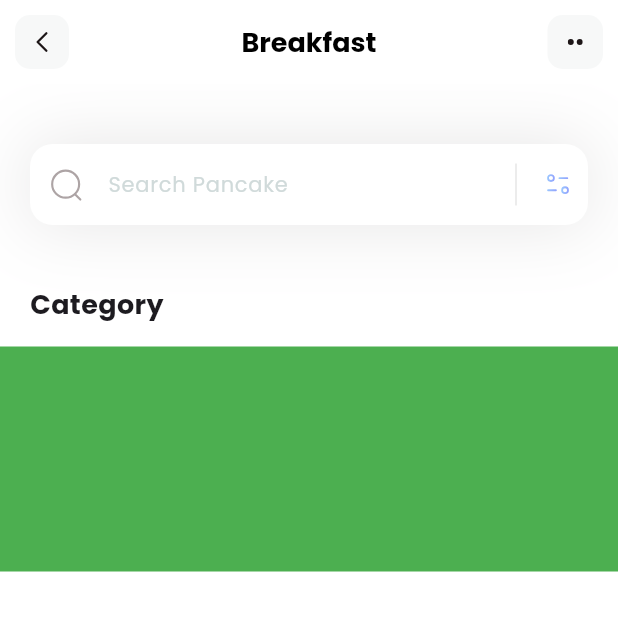
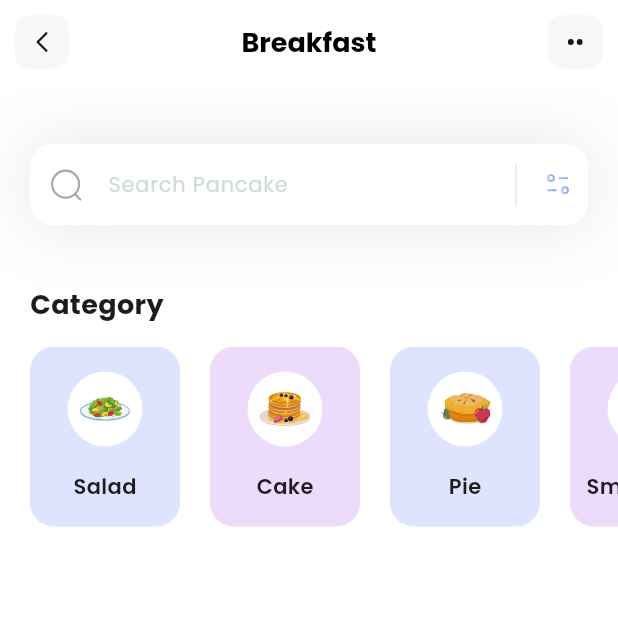
Before and after one commit to Delawit12/fitness, a Flutter app: the screen it shows after launch, on a phone screen of 412 x 824 dp, the top half of it. Run offline on Flutter 3.47's test engine with Material 3 defaults, Android fonts, the phone set to English and light mode, and no system bars; our stand-ins replace flutter_svg.

Commit message:
category section added

```diff
--- /dev/null
+++ b/lib/models/categoryModel.dart
@@ -0,0 +1,37 @@
+import 'package:flutter/material.dart';
+
+class CategoryModel {
+  String name;
+  String iconPath;
+  Color boxColor;
+
+  CategoryModel(
+      {required this.name, required this.iconPath, required this.boxColor});
+
+// a method that return list of items
+  static List<CategoryModel> getCategories() {
+    List<CategoryModel> categories = [];
+
+    categories.add(CategoryModel(
+        name: 'Salad',
+        iconPath: 'assets/icons/plate.svg',
+        boxColor: Color(0xff92A3FD)));
+
+    categories.add(CategoryModel(
+        name: 'Cake',
+        iconPath: 'assets/icons/pancakes.svg',
+        boxColor: Color(0xffc588f2)));
+
+    categories.add(CategoryModel(
+        name: 'Pie',
+        iconPath: 'assets/icons/pie.svg',
+        boxColor: Color(0xff92A3FD)));
+
+    categories.add(CategoryModel(
+        name: 'Smoothies',
+        iconPath: 'assets/icons/orange-snacks.svg',
+        boxColor: Color(0xffc588f2)));
+
+    return categories;
+  }
+}
--- a/lib/pages/home.dart
+++ b/lib/pages/home.dart
@@ -1,11 +1,20 @@
+import 'package:fitness/models/categoryModel.dart';
 import 'package:flutter/material.dart';
 import 'package:flutter_svg/flutter_svg.dart';
 
 class HomePage extends StatelessWidget {
-  const HomePage({super.key});
+  HomePage({super.key});
 
+  List<CategoryModel> categories = [];
+
+  void getCategories() {
+    categories = CategoryModel.getCategories();
+  }
+
+  // @override
   @override
   Widget build(BuildContext context) {
+    getCategories();
     return Scaffold(
       appBar: appBar(),
       backgroundColor: Colors.white,
@@ -15,7 +24,14 @@ class HomePage extends StatelessWidget {
           SizedBox(
             height: 40,
           ),
-          Column(
+          categoriesSection(),
+        ],
+      ),
+    );
+  }
+
+  Column categoriesSection() {
+    return Column(
       crossAxisAlignment: CrossAxisAlignment.start,
       children: [
         Padding(
@@ -29,13 +45,49 @@ class HomePage extends StatelessWidget {
           height: 15,
         ),
         Container(
-                color: Colors.green,
-                height: 150,
+          height: 120,
+          child: ListView.separated(
+              itemCount: categories.length,
+              scrollDirection: Axis.horizontal,
+              padding: EdgeInsets.only(left: 20, right: 20),
+              separatorBuilder: (context, index) => SizedBox(
+                    width: 20,
+                  ),
+              itemBuilder: (context, index) {
+                return Container(
+                  width: 100,
+                  // height: 80,
+                  decoration: BoxDecoration(
+                      color: categories[index].boxColor.withOpacity(
+                            0.3,
+                          ),
+                      borderRadius: BorderRadius.circular(16)),
+                  child: Column(
+                    mainAxisAlignment: MainAxisAlignment.spaceEvenly,
+                    children: [
+                      Container(
+                        height: 50,
+                        width: 50,
+                        decoration: BoxDecoration(
+                            color: Colors.white, shape: BoxShape.circle),
+                        child: Padding(
+                          padding: const EdgeInsets.all(8.0),
+                          child: SvgPicture.asset(categories[index].iconPath),
+                        ),
+                      ),
+                      Text(
+                        categories[index].name,
+                        style: TextStyle(
+                          fontSize: 14,
+                          fontWeight: FontWeight.w600,
+                        ),
+                      )
+                    ],
+                  ),
+                );
+              }),
         ),
       ],
-          ),
-        ],
-      ),
     );
   }
 
```
Lines whose indentation alone changed are shown as unchanged.
